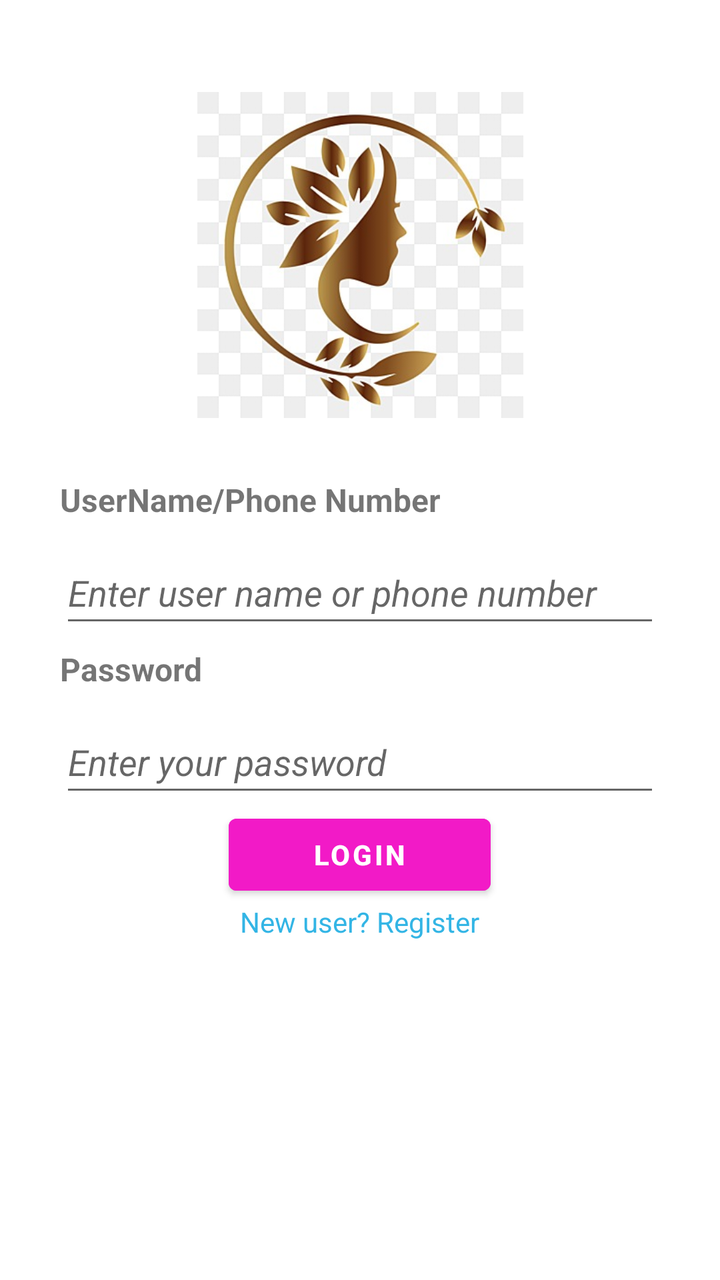
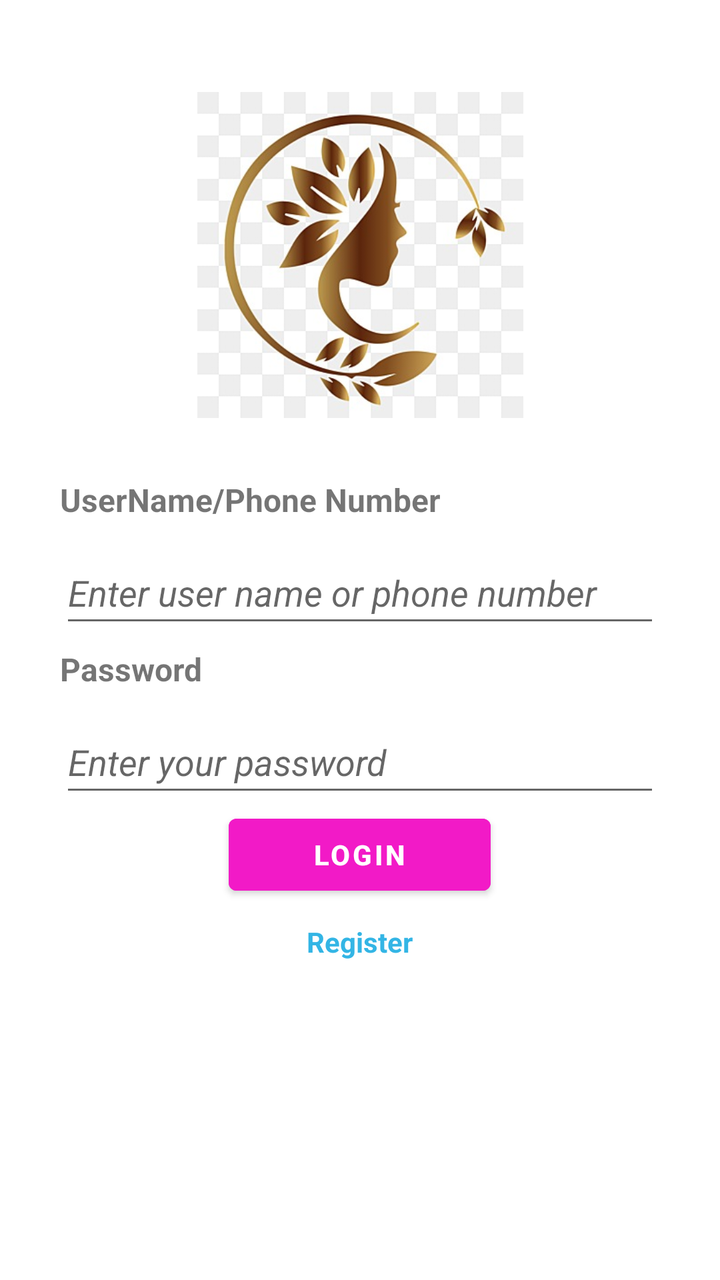

The first picture is an Android layout as it rendered before a commit; the second is the same layout after the commit. The layout source and the unified diff follow.
<!-- AndroidManifest.xml: application theme Theme.APP1 -->
<!-- res/layout/activity_login.xml -->
<?xml version="1.0" encoding="utf-8"?>
<androidx.constraintlayout.widget.ConstraintLayout xmlns:android="http://schemas.android.com/apk/res/android"
    xmlns:app="http://schemas.android.com/apk/res-auto"
    xmlns:tools="http://schemas.android.com/tools"
    android:id="@+id/main"
    android:layout_width="match_parent"
    android:layout_height="match_parent"
    tools:context=".LoginActivity">

    <LinearLayout
        android:layout_width="0dp"
        android:layout_height="442dp"
        android:layout_marginStart="30dp"
        android:layout_marginTop="57dp"
        android:layout_marginEnd="30dp"
        android:layout_marginBottom="163dp"
        android:orientation="vertical"
        app:layout_constraintBottom_toBottomOf="parent"
        app:layout_constraintEnd_toEndOf="parent"
        app:layout_constraintStart_toStartOf="parent"
        app:layout_constraintTop_toTopOf="parent">

        <ImageView
            android:id="@+id/imageView"
            android:layout_width="match_parent"
            android:layout_height="163dp"
            app:srcCompat="@drawable/logo2" />

        <TextView
            android:id="@+id/textView"
            android:layout_width="match_parent"
            android:layout_height="wrap_content"
            android:layout_marginTop="30dp"
            android:text="UserName/Phone Number"
            android:textSize="16sp"
            android:textStyle="bold" />

        <EditText
            android:id="@+id/usernameInput"
            android:layout_width="match_parent"
            android:layout_height="48dp"
            android:layout_marginTop="10dp"
            android:ems="10"
            android:hint="Enter user name or phone number"
            android:inputType="text"
            android:textStyle="italic" />


        <TextView
            android:id="@+id/textView2"
            android:layout_width="match_parent"
            android:layout_height="wrap_content"
            android:layout_marginTop="5dp"
            android:text="Password"
            android:textSize="16sp"
            android:textStyle="bold" />

        <EditText
            android:id="@+id/passwordInput"
            android:layout_width="match_parent"
            android:layout_height="48dp"
            android:layout_marginTop="10dp"
            android:ems="10"
            android:hint="Enter your password"
            android:inputType="textPassword"
            android:textStyle="italic" />

        <Button
            android:id="@+id/loginButton"
            android:layout_width="131dp"
            android:layout_height="wrap_content"
            android:layout_gravity="center"
            android:backgroundTint="#F21AC7"
            android:backgroundTintMode="screen"
            android:text="Login"
            android:textStyle="bold" />

        <TextView
            android:id="@+id/textView3"
            android:layout_width="wrap_content"
            android:layout_height="wrap_content"
            android:layout_gravity="center"

            android:text="New user? Register"
            android:textColor="@android:color/holo_blue_light" />
    </LinearLayout>
</androidx.constraintlayout.widget.ConstraintLayout>
<!-- resources referenced by this layout -->
<resources>
  <!-- drawable logo2: png bitmap (drawable, 99616 bytes) -->
  <style name="Theme.APP1" parent="Theme.MaterialComponents.DayNight.DarkActionBar">
          
          <item name="colorPrimary">@color/purple_500</item>
          <item name="colorPrimaryVariant">@color/purple_700</item>
          <item name="colorOnPrimary">@color/white</item>
          
          <item name="colorSecondary">@color/teal_200</item>
          <item name="colorSecondaryVariant">@color/teal_700</item>
          <item name="colorOnSecondary">@color/black</item>
          
          <item name="android:statusBarColor">?attr/colorPrimaryVariant</item>
          
          <item name="android:windowNoTitle">true</item>
      </style>
  <color name="purple_500">#FF6200EE</color>
  <color name="purple_700">#FF3700B3</color>
  <color name="white">#FFFFFFFF</color>
  <color name="teal_200">#FF03DAC5</color>
  <color name="teal_700">#FF018786</color>
  <color name="black">#FF000000</color>
</resources>

<!-- the commit's change to res/layout/activity_login.xml (unified diff, before → after) -->
@@ -76,12 +76,13 @@
             android:textStyle="bold" />
 
         <TextView
-            android:id="@+id/textView3"
+            android:id="@+id/register_link"
             android:layout_width="wrap_content"
             android:layout_height="wrap_content"
             android:layout_gravity="center"
-
-            android:text="New user? Register"
-            android:textColor="@android:color/holo_blue_light" />
+            android:layout_marginTop="10dp"
+            android:text="Register"
+            android:textColor="@android:color/holo_blue_light"
+            android:textStyle="bold" />
     </LinearLayout>
 </androidx.constraintlayout.widget.ConstraintLayout>
